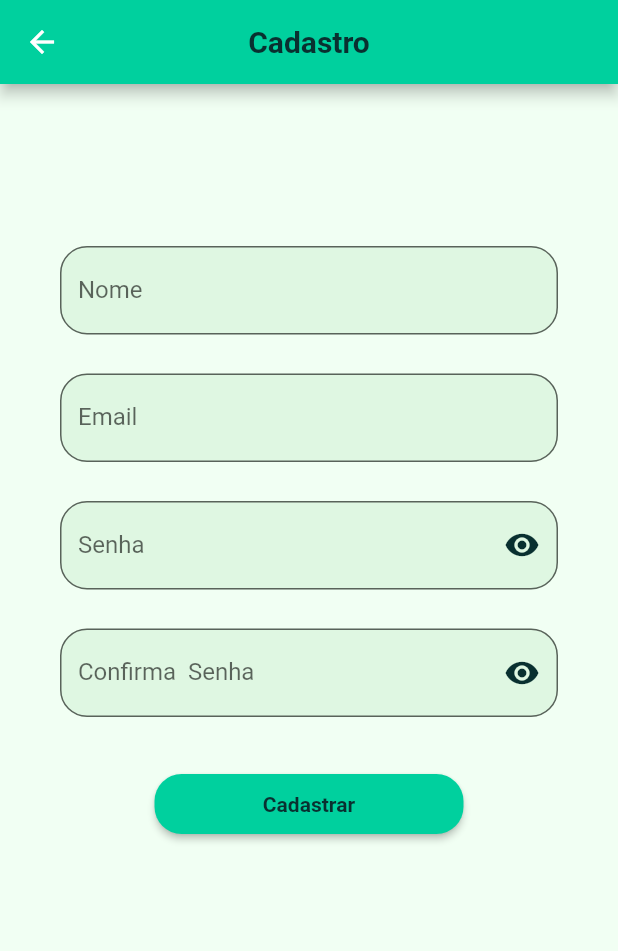
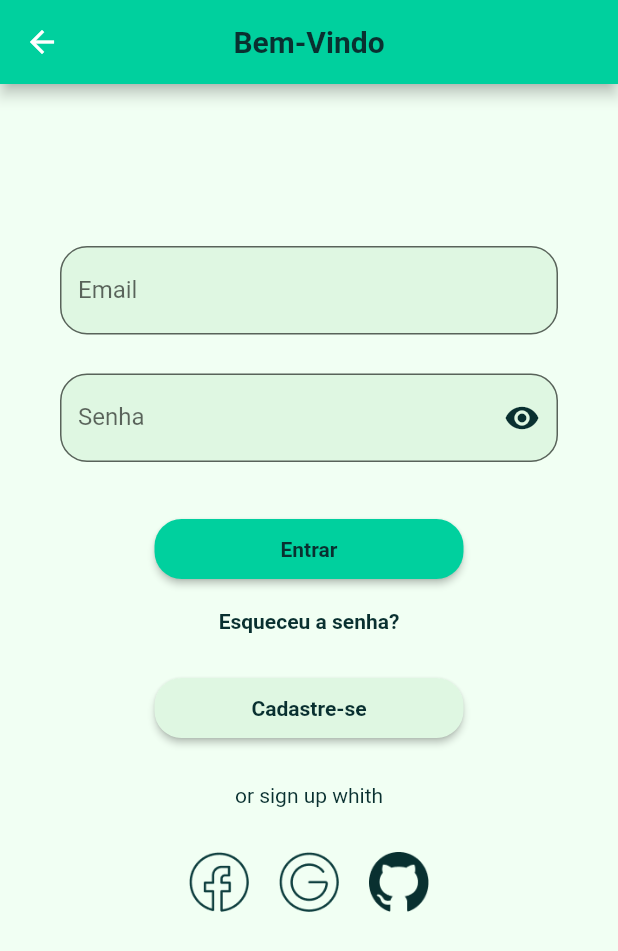
Before and after one commit to Madson-Carvalho/expenses_control, a Flutter app: the screen it shows after launch, on a phone screen of 412 x 824 dp. Shown: the top 951 px of the screen. Run offline on Flutter 3.47's test engine with Material 3 defaults, Android fonts, the phone set to English and light mode, and no system bars; our stand-ins replace firebase_auth, firebase_core; accounts and stored records are empty.

Commit message:
Adicionando página de login

```diff
--- a/lib/main.dart
+++ b/lib/main.dart
@@ -1,4 +1,5 @@
 import 'package:expenses_control/views/home_page.dart';
+import 'package:expenses_control/views/login_page.dart';
 import 'package:expenses_control/views/register_user.dart';
 import 'package:firebase_core/firebase_core.dart';
 import 'package:flutter/material.dart';
@@ -14,9 +15,10 @@ main() async {
       theme: ThemeData(
         useMaterial3: false,
       ),
-      initialRoute: '/register-user',
+      initialRoute: '/login',
       routes: {
         '/': (context) => const HomePage(),
+        '/login': (context) => LoginPage(),
         '/register-user': (context) => RegisterUser(),
       },
     ),
--- /dev/null
+++ b/lib/views/login_page.dart
@@ -0,0 +1,149 @@
+import 'package:expenses_control/widgets/base_page.dart';
+import 'package:expenses_control/widgets/custom_password_input.dart';
+import 'package:flutter/material.dart';
+
+import '../services/auth_service.dart';
+import '../widgets/custom_button.dart';
+import '../widgets/custom_input.dart';
+
+class LoginPage extends StatelessWidget {
+  LoginPage({super.key});
+
+  final TextEditingController nameController = TextEditingController();
+  final TextEditingController emailController = TextEditingController();
+  final TextEditingController passwordController = TextEditingController();
+  final TextEditingController confirmPasswordController =
+  TextEditingController();
+
+  @override
+  Widget build(BuildContext context) {
+    return BasePage(
+      title: 'Bem-Vindo',
+      body: Container(
+        width: double.infinity,
+        padding: const EdgeInsets.symmetric(horizontal: 40),
+        margin: const EdgeInsets.symmetric(vertical: 100),
+        child: SingleChildScrollView(
+          child: Column(
+            children: [
+              Padding(
+                padding: const EdgeInsets.only(bottom: 10),
+                child: CustomInput(
+                  controller: emailController,
+                  labelText: "Email",
+                  icon: const Icon(Icons.email),
+                ),
+              ),
+              Padding(
+                padding: const EdgeInsets.only(bottom: 10),
+                child: CustomPasswordInput(
+                  labelText: "Senha",
+                  controller: passwordController,
+                ),
+              ),
+              Padding(
+                padding: const EdgeInsets.only(top: 20),
+                child: CustomButton(
+                  titleButton: "Entrar",
+                  backgroundColor: const Color(0xFF00D09E),
+                  color: const Color(0xFF093030), onPressed: () {  },
+                  // onPressed: () async {
+                  //   try {
+                  //     if (passwordController.text ==
+                  //         confirmPasswordController.text) {
+                  //       await FirebaseAuthService().register(
+                  //           nameController.text,
+                  //           emailController.text,
+                  //           passwordController.text);
+                  //
+                  //       Navigator.pushReplacementNamed(context, '/');
+                  //     } else {
+                  //       ScaffoldMessenger.of(context)
+                  //           .showSnackBar(const SnackBar(
+                  //         content: Text("As senhas não iguais..."),
+                  //       ));
+                  //     }
+                  //   } catch (e) {
+                  //     ScaffoldMessenger.of(context).showSnackBar(const SnackBar(
+                  //       content: Text("Usuário ou senha incorreta..."),
+                  //     ));
+                  //   }
+                  // },
+                ),
+              ),
+              Padding(
+                padding: const EdgeInsets.only(top: 20, bottom: 20),
+                child: GestureDetector(
+                  onTap: () {
+                    Navigator.pushNamed(context, '/forgot-password');
+                  },
+                  child: const Text(
+                    "Esqueceu a senha?",
+                    style: TextStyle(
+                      fontWeight: FontWeight.bold,
+                      color: Color(0xFF093030),
+                    ),
+                  ),
+                ),
+              ),
+              Padding(
+                padding: const EdgeInsets.only(top: 10),
+                child: GestureDetector(
+                  onTap: () {
+                    Navigator.pushNamed(context, '/register-user');
+                  },
+                  child: CustomButton(
+                    titleButton: "Cadastre-se",
+                    backgroundColor: const Color(0xFFDFF7E2),
+                    color: const Color(0xFF093030),
+                    onPressed: () {
+                      Navigator.pushNamed(context, '/register-user');
+                    },
+                  ),
+                ),
+              ),
+              Padding(
+                padding: const EdgeInsets.only(top: 30),
+                child: GestureDetector(
+                  onTap: () {
+                    Navigator.pushNamed(context, '/forgot-password');
+                  },
+                  child: const Text(
+                    "or sign up whith",
+                    style: TextStyle(
+                      color: const Color(0xFF093030),
+                    ),
+                  ),
+                ),
+              ),
+              SizedBox(height: 30),
+              Row(
+                mainAxisAlignment: MainAxisAlignment.center,
+                children: [
+                  Image.asset(
+                    'assets/images/facebook.png',
+                    width: 40,
+                    height: 40,
+                  ),
+                  SizedBox(width: 20),
+                  Image.asset(
+                    'assets/images/google.png',
+                    width: 40,
+                    height: 40,
+                  ),
+                  SizedBox(width: 20),
+                  Image.asset(
+                    'assets/images/github.png',
+                    width: 40,
+                    height: 40,
+                  ),
+                ],
+              ),
+
+            ],
+          ),
+        ),
+      ),
+    );
+  }
+}
```
Also changed, not shown: pubspec.yaml (+5 -3 lines), assets/images/facebook.png (added), assets/images/github.png (added), assets/images/google.png (added), pubspec.lock.
